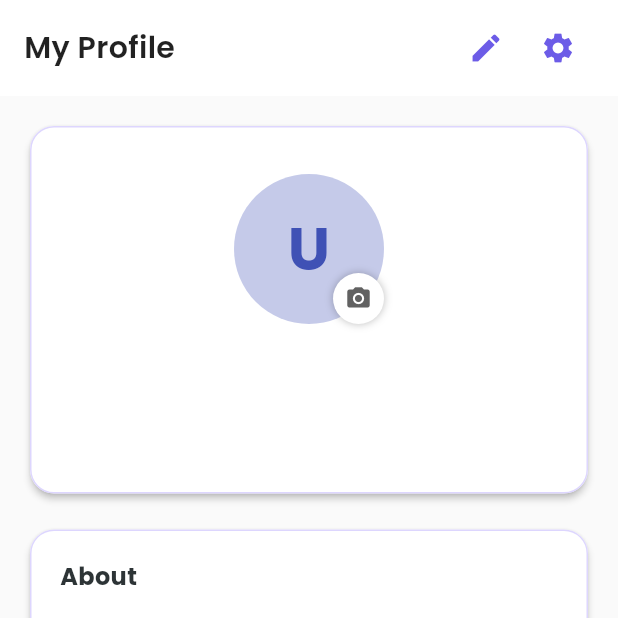
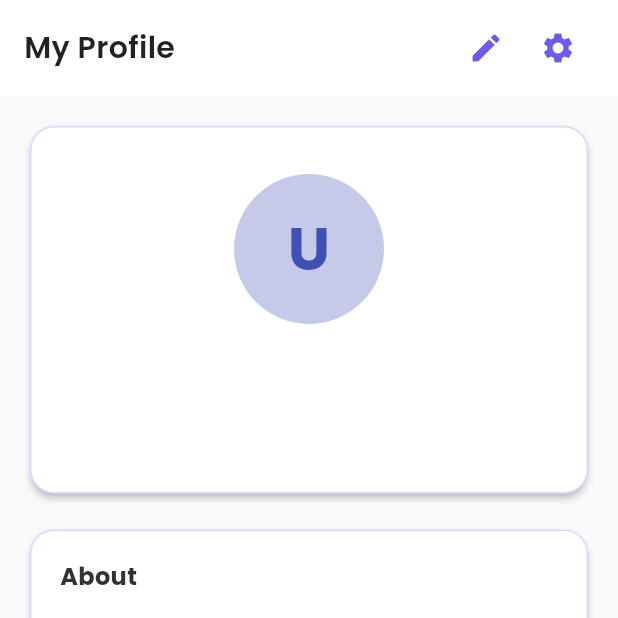
Before and after one commit to UniBridge-LK/UniBridge_LK, a Flutter app: the ProfileView screen opened by its route, on a phone screen of 412 x 824 dp, the top half of it. Run offline on Flutter 3.47's test engine with Material 3 defaults, Android fonts, the phone set to English and light mode, and no system bars; our stand-ins replace cloud_firestore, cloud_functions, connectivity_plus, firebase_auth, firebase_core, firebase_storage and 4 more; accounts and stored records are empty.

Commit message:
fixed UI bugs

```diff
--- a/lib/views/add_event_view.dart
+++ b/lib/views/add_event_view.dart
@@ -413,7 +413,7 @@ class _AddEventViewState extends State<AddEventView> {
                     labelText: 'Description',
                     hintText: 'Describe the event, agenda, and expectations...',
                     border: OutlineInputBorder(borderRadius: BorderRadius.circular(12)),
-                    prefixIcon: const Icon(Icons.description),
+
                   ),
                   maxLines: 5,
                   validator: (value) {
--- a/lib/views/profile_view.dart
+++ b/lib/views/profile_view.dart
@@ -62,9 +62,7 @@ class ProfileView extends StatelessWidget {
                           padding: EdgeInsets.symmetric(vertical: 32, horizontal: 24),
                           child: Column(
                             children: [
-                              // Profile photo with camera icon
-                              Stack(
-                                children: [
+                              // Profile photo
                               user.photoURL.isNotEmpty
                                   ? ClipOval(
                                       child: Image.network(
@@ -85,29 +83,6 @@ class ProfileView extends StatelessWidget {
                                           fontWeight: FontWeight.bold,
                                         ),
                                       ),
-                                        ),
-                                  Positioned(
-                                    bottom: 0,
-                                    right: 0,
-                                    child: InkWell(
-                                      onTap: controller.uploadPhoto,
-                                      child: Container(
-                                        padding: EdgeInsets.all(8),
-                                        decoration: BoxDecoration(
-                                          color: Colors.white,
-                                          shape: BoxShape.circle,
-                                          boxShadow: [
-                                            BoxShadow(
-                                              color: Colors.black26,
-                                              blurRadius: 4,
-                                            ),
-                                          ],
-                                        ),
-                                        child: Icon(Icons.camera_alt, size: 18, color: Colors.grey[700]),
-                                      ),
-                                    ),
-                                  ),
-                                ],
                                     ),
                               SizedBox(height: 20),
                               // Name
@@ -218,8 +193,8 @@ class ProfileView extends StatelessWidget {
                       ),
                     SizedBox(height: 16),
 
-                    // User Details card - full width (only show if university, faculty, and department are not empty)
-                    if (user.universityName.isNotEmpty && user.faculty.isNotEmpty && user.department.isNotEmpty)
+                    // User Details card - full width (only show if at least one field exists)
+                    if (user.accountType.isNotEmpty || user.universityName.isNotEmpty || user.faculty.isNotEmpty || user.department.isNotEmpty)
                       Container(
                         width: double.infinity,
                         margin: EdgeInsets.symmetric(horizontal: 16),
@@ -239,6 +214,30 @@ class ProfileView extends StatelessWidget {
                                 ),
                               ),
                               Divider(height: 1),
+                              if (user.accountType.isNotEmpty) ...[
+                                ListTile(
+                                  contentPadding: EdgeInsets.symmetric(horizontal: 20, vertical: 8),
+                                  leading: Icon(Icons.account_circle, color: AppTheme.primaryColor, size: 24),
+                                  title: Text(
+                                    'User Role',
+                                    style: TextStyle(fontSize: 12, color: Colors.grey[600]),
+                                  ),
+                                  subtitle: Padding(
+                                    padding: EdgeInsets.only(top: 4),
+                                    child: Text(
+                                      user.accountType[0].toUpperCase() + user.accountType.substring(1),
+                                      style: TextStyle(
+                                        fontSize: 16,
+                                        fontWeight: FontWeight.w600,
+                                        color: Colors.black87,
+                                      ),
+                                    ),
+                                  ),
+                                ),
+                                Divider(height: 1),
+                              ],
+
+                              if (user.universityName.isNotEmpty) ...[
                                 ListTile(
                                   contentPadding: EdgeInsets.symmetric(horizontal: 20, vertical: 8),
                                   leading: Icon(Icons.school, color: AppTheme.primaryColor, size: 24),
@@ -259,6 +258,9 @@ class ProfileView extends StatelessWidget {
                                 ),
                               ),
                                 Divider(height: 1),
+                              ],
+
+                              if (user.faculty.isNotEmpty) ...[
                                 ListTile(
                                   contentPadding: EdgeInsets.symmetric(horizontal: 20, vertical: 8),
                                   leading: Icon(Icons.business, color: AppTheme.primaryColor, size: 24),
@@ -279,6 +281,9 @@ class ProfileView extends StatelessWidget {
                                 ),
                               ),
                                 Divider(height: 1),
+                              ],
+
+                              if (user.department.isNotEmpty) ...[
                                 ListTile(
                                   contentPadding: EdgeInsets.symmetric(horizontal: 20, vertical: 8),
                                   leading: Icon(Icons.book, color: AppTheme.primaryColor, size: 24),
@@ -298,6 +303,7 @@ class ProfileView extends StatelessWidget {
                                     ),
                                   ),
                                 ),
+                              ],
                             ],
                           ),
                         ),
```
Also changed, not shown: lib/controllers/forum_controller.dart (+14 -0 lines), lib/services/firestore_service.dart (+34 -0 lines), lib/views/event_details_view.dart (+53 -36 lines), lib/views/events_view.dart (+0 -11 lines), lib/views/forum_view.dart (+79 -19 lines). Lines whose indentation alone changed are shown as unchanged.
